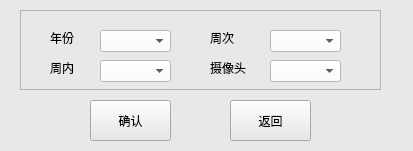
First picture: the form in Qiandao/Qiandao_chose.ui, repository Holy-Shine/Acrotest, before the edit.
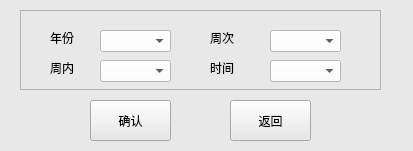
Second picture: the form after the edit.

Patch:
```diff
--- a/Qiandao/Qiandao_chose.ui
+++ b/Qiandao/Qiandao_chose.ui
@@ -119,7 +119,7 @@
      </rect>
     </property>
     <property name="text">
-     <string>摄像头</string>
+     <string>时间</string>
     </property>
    </widget>
    <widget class="QComboBox" name="cb_week">
```
